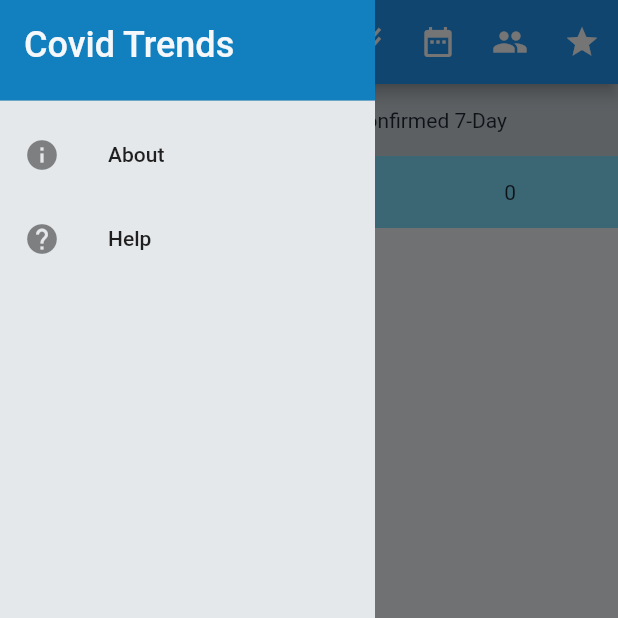
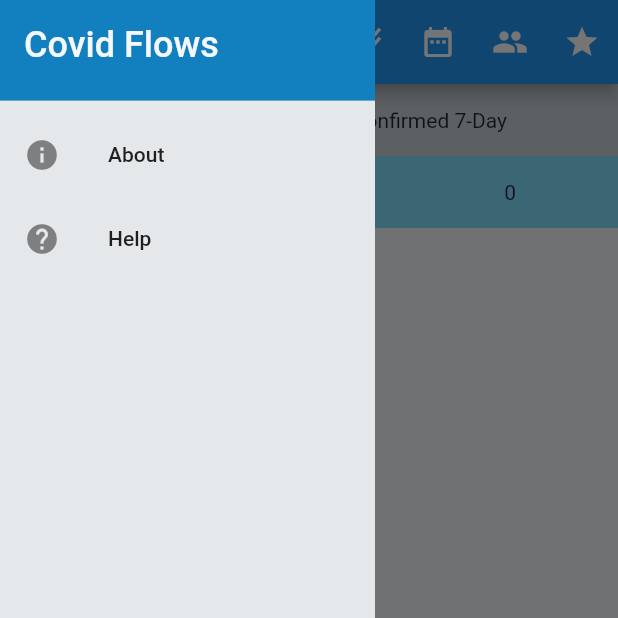
Before and after one commit to steveroe317/covid_trends, a Flutter app: the CovidEntitiesPage screen opened directly, with the side drawer open, on a phone screen of 412 x 824 dp, the top half of it. Run offline on Flutter 3.47's test engine with Material 2 defaults, Android fonts, the phone set to English and light mode, and no system bars; our stand-ins replace charts_flutter, cloud_firestore, firebase_auth, firebase_core, hex, share_plus and 1 more; accounts and stored records are empty; network calls fail.

Commit message:
Finish change to Covid Flows.
Replace last 3 instances of Covid Trends.

```diff
--- a/lib/models/widget_image_sharer.dart
+++ b/lib/models/widget_image_sharer.dart
@@ -20,7 +20,7 @@ class WidgetImageSharer {
         final file = File(filePath);
         await file.writeAsBytes(pngBytes);
         Share.shareFiles([filePath],
-            text: 'Covid Trends',
+            text: 'Covid Flows',
             sharePositionOrigin: Rect.fromLTWH(0, 0, 200, 200));
       }
     } catch (e) {
--- a/lib/widgets/loading_page.dart
+++ b/lib/widgets/loading_page.dart
@@ -9,7 +9,7 @@ class LoadingPage extends StatelessWidget {
             child: Column(mainAxisSize: MainAxisSize.min, children: [
           Padding(
               padding: EdgeInsets.all(16.0),
-              child: Text('Loading Covid Trends',
+              child: Text('Loading Covid Flows',
                   textDirection: TextDirection.ltr, textScaleFactor: 2.0)),
           Padding(
               padding: EdgeInsets.all(16.0),
--- a/lib/widgets/navigation_sidebar.dart
+++ b/lib/widgets/navigation_sidebar.dart
@@ -26,7 +26,7 @@ class CovidTrendsNavigationSidebar extends StatelessWidget {
                     decoration: BoxDecoration(
                       color: PaletteColors.lightBlueVivid.shade700,
                     ),
-                    child: Text('Covid Trends',
+                    child: Text('Covid Flows',
                         style: TextStyle(
                             color: PaletteColors.coolGrey.shade50,
                             fontSize: SizeScale.px24,
```
